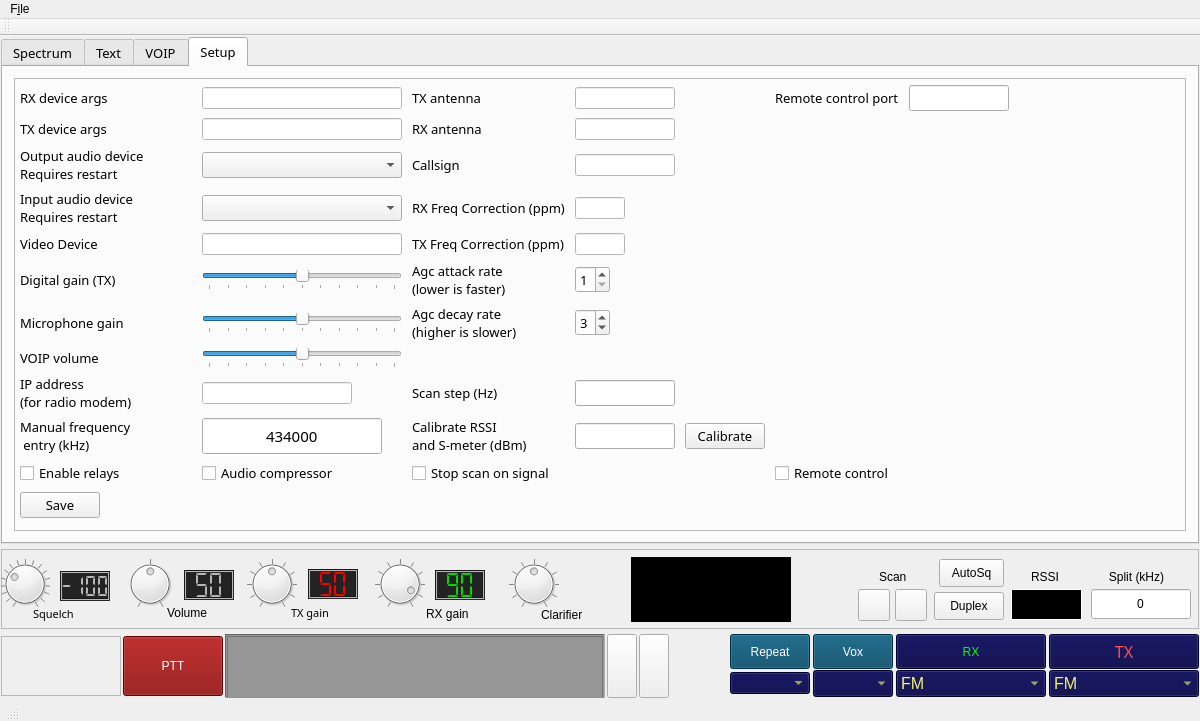
First picture: the form in mainwindow.ui, repository qradiolink/qradiolink, before the edit.
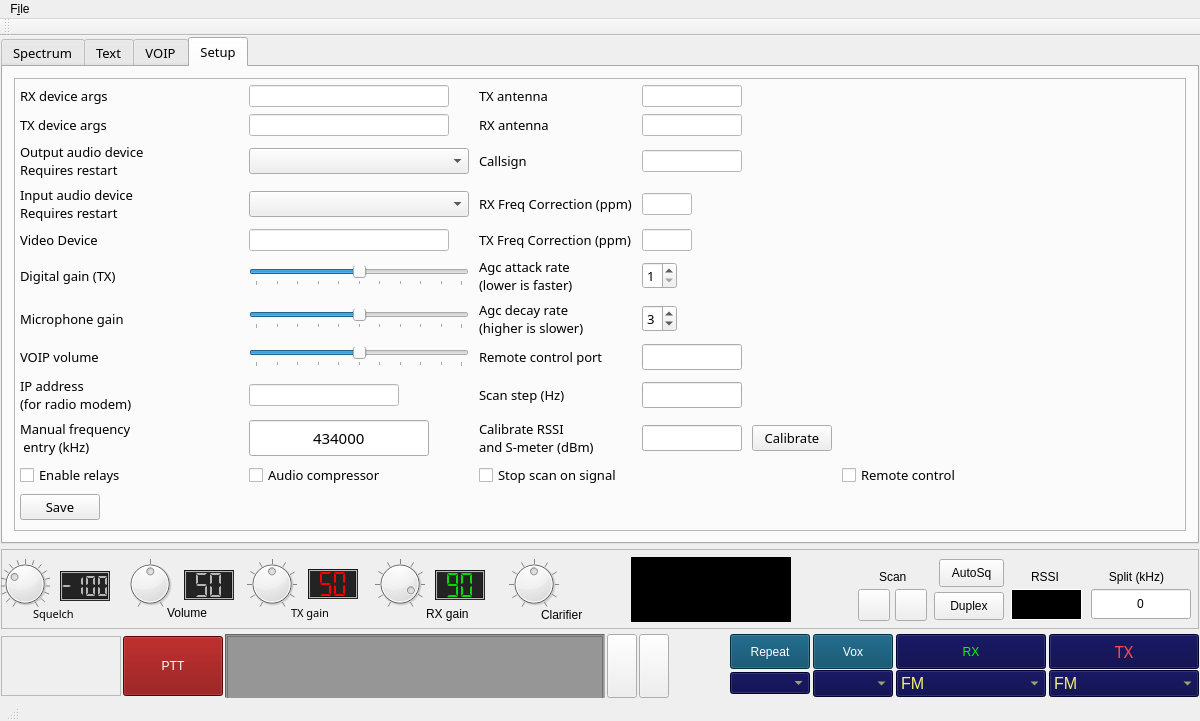
Second picture: the form after the edit. Icons and pictures are not drawn. Custom widgets are drawn as their Qt base class.

The edit to the form file:
```diff
--- a/mainwindow.ui
+++ b/mainwindow.ui
@@ -2756,13 +2756,6 @@
                </property>
               </widget>
              </item>
-             <item row="1" column="5">
-              <widget class="QLabel" name="label_39">
-               <property name="text">
-                <string>Remote control port</string>
-               </property>
-              </widget>
-             </item>
              <item row="6" column="2">
               <widget class="QLabel" name="label_8">
                <property name="text">
@@ -2815,22 +2808,6 @@
                </property>
               </widget>
              </item>
-             <item row="1" column="6">
-              <widget class="QLineEdit" name="remoteControlEdit">
-               <property name="sizePolicy">
-                <sizepolicy hsizetype="Fixed" vsizetype="Fixed">
-                 <horstretch>0</horstretch>
-                 <verstretch>0</verstretch>
-                </sizepolicy>
-               </property>
-               <property name="maximumSize">
-                <size>
-                 <width>100</width>
-                 <height>16777215</height>
-                </size>
-               </property>
-              </widget>
-             </item>
              <item row="18" column="5">
               <widget class="QCheckBox" name="remoteControlCheckBox">
                <property name="text">
@@ -2867,6 +2844,29 @@
                </property>
               </widget>
              </item>
+             <item row="10" column="2">
+              <widget class="QLabel" name="label_39">
+               <property name="text">
+                <string>Remote control port</string>
+               </property>
+              </widget>
+             </item>
+             <item row="10" column="3">
+              <widget class="QLineEdit" name="remoteControlEdit">
+               <property name="sizePolicy">
+                <sizepolicy hsizetype="Fixed" vsizetype="Fixed">
+                 <horstretch>0</horstretch>
+                 <verstretch>0</verstretch>
+                </sizepolicy>
+               </property>
+               <property name="maximumSize">
+                <size>
+                 <width>100</width>
+                 <height>16777215</height>
+                </size>
+               </property>
+              </widget>
+             </item>
             </layout>
            </widget>
           </item>
```
